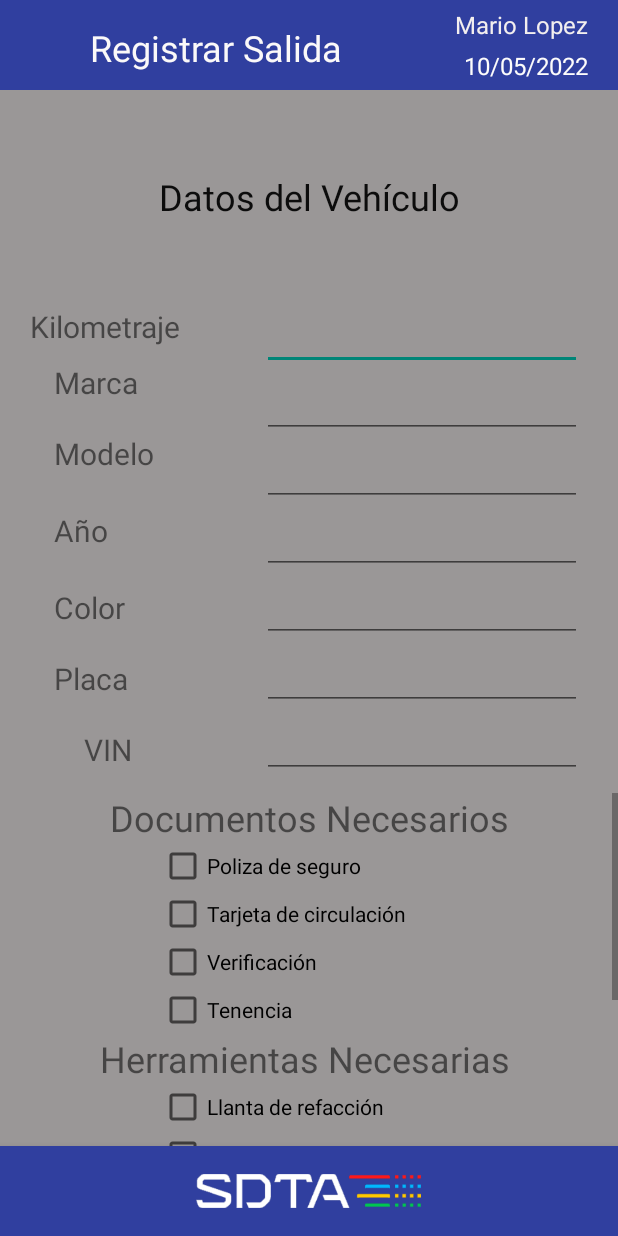
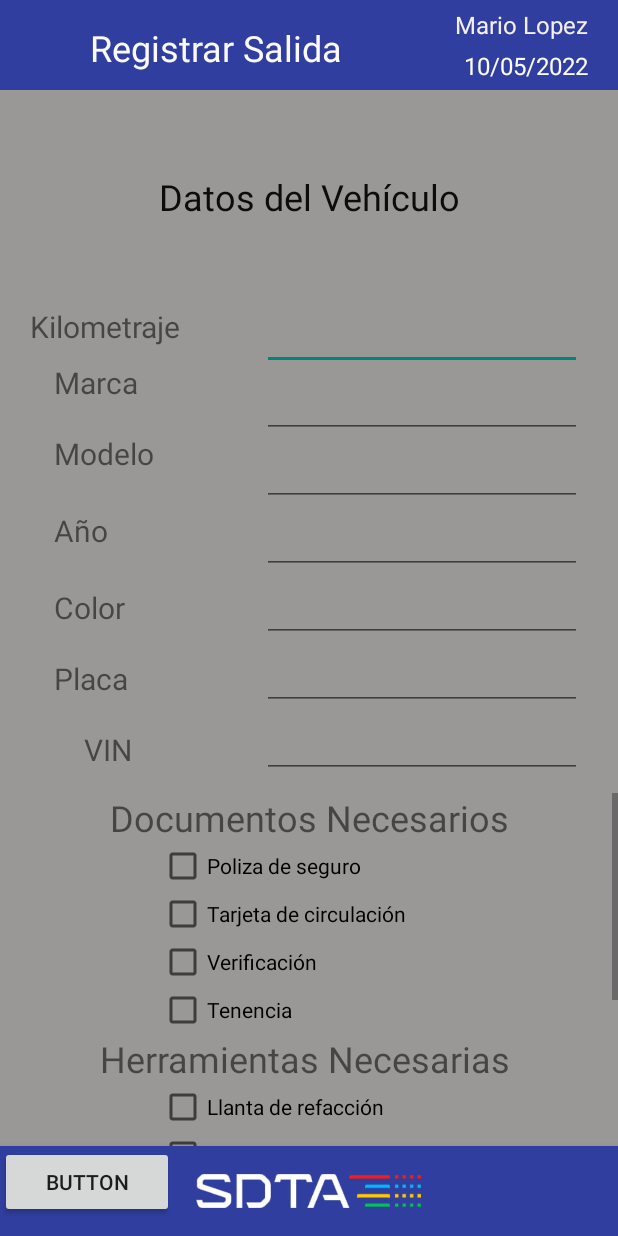
Before and after one commit to Mariomxone/CarsManagement__, an Android app: the layout activity_salidas.xml on its own in the app's theme, with its tools: preview values and no code run, on a phone screen of 412 x 824 dp. Run offline under Robolectric (Android 15) with nearby library versions, the phone set to English and light mode, and no system bars.

Commit message:
Registrar salida tecnicos funcional

```diff
--- a/app/build.gradle
+++ b/app/build.gradle
@@ -41,4 +41,6 @@ dependencies {
     implementation 'com.google.code.gson:gson:2.8.6'
     implementation 'com.squareup.okhttp3:logging-interceptor:3.8.0'
 
+    implementation 'com.github.GrenderG:Toasty:1.5.2'
+
 }
--- a/app/src/main/java/com/movi/carsmanagement/Cocheactivity.java
+++ b/app/src/main/java/com/movi/carsmanagement/Cocheactivity.java
@@ -4,12 +4,10 @@ import androidx.appcompat.app.AppCompatActivity;
 
 import android.content.Intent;
 import android.os.Bundle;
-import android.util.Log;
 import android.view.View;
 import android.widget.ImageView;
-import android.widget.Toast;
 
-import Model.Global;
+import Conf.Global;
 
 public class Cocheactivity extends AppCompatActivity {
     ImageView [] carros = new ImageView[9];
--- a/app/src/main/java/com/movi/carsmanagement/Conf.java
+++ /dev/null
@@ -1,4 +0,0 @@
-package com.movi.carsmanagement;
-
-public class Conf {
-}
--- a/app/src/main/java/com/movi/carsmanagement/Principal.java
+++ b/app/src/main/java/com/movi/carsmanagement/Principal.java
@@ -18,7 +18,7 @@ public class Principal extends AppCompatActivity {
         super.onCreate(savedInstanceState);
         setContentView(R.layout.activity_principal);
         btnirr = findViewById(R.id.docubtn);
-        btnsal = findViewById(R.id.btnsalida);
+        btnsal = findViewById(R.id.btnSalida);
         btnent = findViewById(R.id.btnenter);
         btngas = findViewById(R.id.btngas);
         btnman = findViewById(R.id.btnman);
--- a/app/src/main/res/layout/activity_salidas.xml
+++ b/app/src/main/res/layout/activity_salidas.xml
@@ -204,6 +204,12 @@
             android:layout_height="wrap_content"
             android:layout_gravity="center"
             app:srcCompat="@drawable/logosdta" />
+
+        <Button
+            android:id="@+id/btnGuardarSalida"
+            android:layout_width="116dp"
+            android:layout_height="wrap_content"
+            android:text="Button" />
     </com.google.android.material.bottomnavigation.BottomNavigationView>
 
     <TextView
@@ -242,7 +248,7 @@
                 android:textSize="24sp" />
 
             <CheckBox
-                android:id="@+id/checkBox"
+                android:id="@+id/cbPoliza"
                 android:layout_width="200sp"
                 android:layout_height="wrap_content"
                 android:layout_gravity="center"
@@ -250,21 +256,21 @@
                 android:textAlignment="viewStart" />
 
             <CheckBox
-                android:id="@+id/checkBox2"
+                android:id="@+id/cbCirculacion"
                 android:layout_width="200sp"
                 android:layout_height="wrap_content"
                 android:layout_gravity="center"
                 android:text="Tarjeta de circulación" />
 
             <CheckBox
-                android:id="@+id/checkBox3"
+                android:id="@+id/cbVerificacion"
                 android:layout_width="200sp"
                 android:layout_height="wrap_content"
                 android:layout_gravity="center"
                 android:text="Verificación" />
 
             <CheckBox
-                android:id="@+id/checkBox4"
+                android:id="@+id/cbTenencia"
                 android:layout_width="200sp"
                 android:layout_height="wrap_content"
                 android:layout_gravity="center"
@@ -279,35 +285,35 @@
                 android:textSize="24sp" />
 
             <CheckBox
-                android:id="@+id/checkBox5"
+                android:id="@+id/cbLlanta"
                 android:layout_width="200sp"
                 android:layout_height="wrap_content"
                 android:layout_gravity="center"
                 android:text="Llanta de refacción" />
 
             <CheckBox
-                android:id="@+id/checkBox6"
+                android:id="@+id/cbGato"
                 android:layout_width="200sp"
                 android:layout_height="wrap_content"
                 android:layout_gravity="center"
                 android:text="gato Hidraulico" />
 
             <CheckBox
-                android:id="@+id/checkBox7"
+                android:id="@+id/cbCruceta"
                 android:layout_width="200sp"
                 android:layout_height="wrap_content"
                 android:layout_gravity="center"
                 android:text="Cruceta / llave cruz" />
 
             <CheckBox
-                android:id="@+id/checkBox9"
+                android:id="@+id/cbExtintor"
                 android:layout_width="200sp"
                 android:layout_height="wrap_content"
                 android:layout_gravity="center"
                 android:text="Extintor" />
 
             <TextView
-                android:id="@+id/textView61"
+                android:id="@+id/tvObservaciones"
                 android:layout_width="match_parent"
                 android:layout_height="wrap_content"
                 android:text="Observaciones"
@@ -315,7 +321,7 @@
                 android:textSize="24sp" />
 
             <EditText
-                android:id="@+id/editTextTextPersonName"
+                android:id="@+id/etObservaciones"
                 android:layout_width="match_parent"
                 android:layout_height="wrap_content"
                 android:ems="10"
--- a/build.gradle
+++ b/build.gradle
@@ -3,6 +3,7 @@ buildscript {
     repositories {
         google()
         mavenCentral()
+
     }
     dependencies {
         classpath "com.android.tools.build:gradle:7.0.3"
--- a/settings.gradle
+++ b/settings.gradle
@@ -4,6 +4,7 @@ dependencyResolutionManagement {
         google()
         mavenCentral()
         jcenter() // Warning: this repository is going to shut down soon
+        maven { url "https://jitpack.io" }
     }
 }
 rootProject.name = "CarsManagement"
```
Also changed, not shown: app/src/main/java/Conf/APIError.java (added, +18 -0 lines), app/src/main/java/Conf/ApiService.java (renamed from app/src/main/java/Model/ApiService.java, +11 -1 lines), app/src/main/java/Conf/Global.java (renamed from app/src/main/java/Model/Global.java, +11 -1 lines), app/src/main/java/Model/Salida.java (added, +66 -0 lines), app/src/main/java/Model/User.java (+21 -0 lines), app/src/main/java/com/movi/carsmanagement/MainActivity.java (+40 -14 lines), app/src/main/java/com/movi/carsmanagement/salidas.java (+84 -31 lines), app/src/main/res/layout/activity_entrada.xml (+10 -10 lines).
